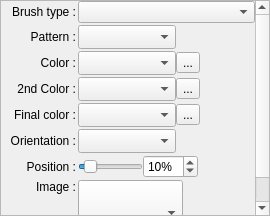
The window that wgt_QCustomBrush.ui (boenki/ffdiaporama) describes before a commit, drawn with Qt 5.
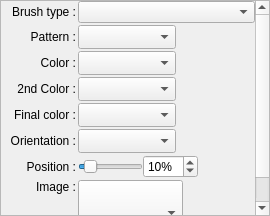
The same window after the commit. Icons and pictures are not drawn. Custom widgets are drawn as their Qt base class.

What changed in the file:
```diff
--- a/wgt_QCustomBrush.ui
+++ b/wgt_QCustomBrush.ui
@@ -34,7 +34,7 @@
       <property name="geometry">
        <rect>
         <x>0</x>
-        <y>-58</y>
+        <y>0</y>
         <width>252</width>
         <height>272</height>
        </rect>
@@ -98,17 +98,6 @@
            </property>
           </widget>
          </item>
-         <item>
-          <widget class="QToolButton" name="FirstColorCustomBt">
-           <property name="text">
-            <string notr="true">...</string>
-           </property>
-           <property name="icon">
-            <iconset>
-             <normaloff>icons/colorize.png</normaloff>icons/colorize.png</iconset>
-           </property>
-          </widget>
-         </item>
          <item>
           <widget class="QLabel" name="FirstColorSpacer">
            <property name="sizePolicy">
@@ -170,17 +159,6 @@
            </property>
           </widget>
          </item>
-         <item>
-          <widget class="QToolButton" name="IntermColorCustomBt">
-           <property name="text">
-            <string notr="true">...</string>
-           </property>
-           <property name="icon">
-            <iconset>
-             <normaloff>icons/colorize.png</normaloff>icons/colorize.png</iconset>
-           </property>
-          </widget>
-         </item>
          <item>
           <widget class="QLabel" name="IntermColorSpacer">
            <property name="sizePolicy">
@@ -498,17 +476,6 @@
            </property>
           </widget>
          </item>
-         <item>
-          <widget class="QToolButton" name="FinalColorCustomBt">
-           <property name="text">
-            <string notr="true">...</string>
-           </property>
-           <property name="icon">
-            <iconset>
-             <normaloff>icons/colorize.png</normaloff>icons/colorize.png</iconset>
-           </property>
-          </widget>
-         </item>
          <item>
           <widget class="QLabel" name="FinalColorSpacer">
            <property name="sizePolicy">
```
